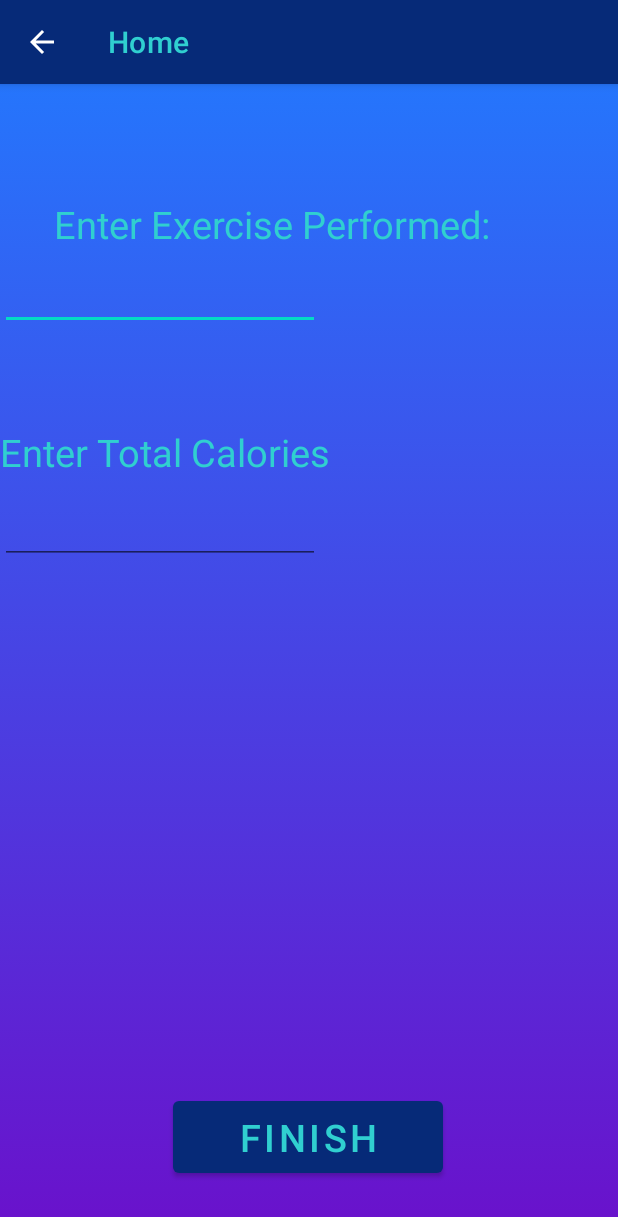
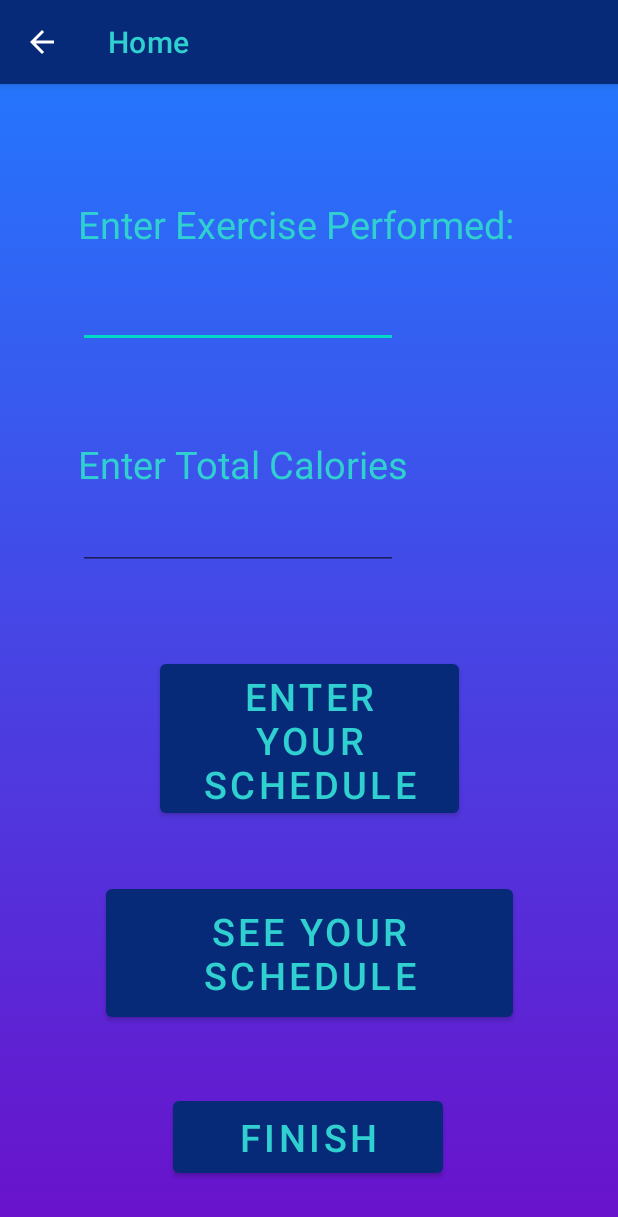
Before and after one commit to Shafi-Hassan/CalorieTracker, an Android app: the screen it shows after launch (Exercise), after a tap on an icon or button, on a phone screen of 412 x 824 dp. Shown: the top 1217 px of the screen. Run offline under Robolectric (Android 15) with nearby library versions, the phone set to English and light mode, and no system bars.

Commit message:
Implemented Schedule feature for assignment

```diff
--- /dev/null
+++ b/app/src/main/java/com/example/calorietracker/Calculate_Schedule.java
@@ -0,0 +1,33 @@
+package com.example.calorietracker;
+
+public class Calculate_Schedule {
+
+    private String Monday;
+    private String Tuesday;
+    private String Wednesday;
+    private String Thursday;
+    private String Friday;
+
+    public Calculate_Schedule() {
+        Monday = "";
+        Tuesday = "";
+        Wednesday = "";
+        Thursday = "";
+        Friday = "";
+    }
+
+    public String getMonday(){ return Monday;}
+    public String getTuesday(){ return Tuesday;}
+    public String getWednesday(){return Wednesday;}
+    public String getThursday(){return Thursday;}
+    public String getFriday(){return Friday;}
+
+
+    public void addMonday(String name){ Monday += name;}
+    public void addTuesday(String name){ Tuesday += name;}
+    public void addWednesday(String name){Wednesday +=  name;}
+    public void addThursday(String name){Thursday +=  name;}
+    public void addFriday(String name){Friday += name;}
+
+
+}
--- a/app/src/main/java/com/example/calorietracker/Exercise.java
+++ b/app/src/main/java/com/example/calorietracker/Exercise.java
@@ -12,9 +12,11 @@
     // add a part that will choose excercises
     // inputs calories
     // subtract this calorie amount from daily
+    protected static Calculate_Schedule scheduleIntake = new Calculate_Schedule();
 
     Button back;
     Button Schedule;
+    Button See_Schedule;
 
     @Override
     protected void onCreate(Bundle savedInstanceState) {
@@ -36,6 +38,14 @@
                 openScheduleActivity();
             }
         });
+
+        See_Schedule = findViewById(R.id.see_schedule);
+        See_Schedule.setOnClickListener(new View.OnClickListener() {
+            @Override
+            public void onClick(View view) {
+                openSee_ScheduleActivity();
+            }
+        });
     }
 
     private void goBack() {
@@ -54,4 +64,9 @@
         startActivity(intent);
     }
 
+    public void openSee_ScheduleActivity() {
+        Intent intent = new Intent(this, See_Schedule.class);
+        startActivity(intent);
+    }
+
 }
--- a/app/src/main/res/layout/exercise.xml
+++ b/app/src/main/res/layout/exercise.xml
@@ -7,11 +7,12 @@
     tools:context=".Exercise"
     android:background="@drawable/inputdata_g_b"
     >
+
     <TextView
         android:id="@+id/sport"
         android:layout_width="wrap_content"
         android:layout_height="wrap_content"
-        android:layout_marginStart="36dp"
+        android:layout_marginLeft="52dp"
         android:layout_marginTop="76dp"
         android:text="@string/exer"
         android:textColor="#30cfd0"
@@ -23,8 +24,8 @@
         android:id="@+id/enter_sport"
         android:layout_width="wrap_content"
         android:layout_height="wrap_content"
-        android:layout_marginEnd="36dp"
-        android:layout_marginTop="116dp"
+        android:layout_marginLeft="52dp"
+        android:layout_marginTop="128dp"
         android:ems="10"
         android:inputType="text"
         android:minHeight="48dp"
@@ -37,8 +38,8 @@
         android:id="@+id/total_calories"
         android:layout_width="wrap_content"
         android:layout_height="wrap_content"
-        android:layout_marginEnd="36dp"
-        android:layout_marginTop="228dp"
+        android:layout_marginLeft="52dp"
+        android:layout_marginTop="236dp"
         android:text="@string/Cals"
         android:textColor="#30cfd0"
         android:textSize="25sp"
@@ -49,8 +50,8 @@
         android:id="@+id/enter_calories"
         android:layout_width="wrap_content"
         android:layout_height="wrap_content"
-        android:layout_marginEnd="36dp"
-        android:layout_marginTop="272dp"
+        android:layout_marginLeft="52dp"
+        android:layout_marginTop="276dp"
         android:ems="10"
         android:inputType="number"
         android:minHeight="48dp"
@@ -58,6 +59,34 @@
         app:layout_constraintLeft_toLeftOf="parent"
         app:layout_constraintTop_toTopOf="parent"
         tools:ignore="SpeakableTextPresentCheck" />
+
+    <Button
+        android:id="@+id/schedule"
+        android:layout_width="199dp"
+        android:layout_height="111dp"
+        android:layout_marginBottom="276dp"
+        android:width="180dp"
+        android:height="60dp"
+        android:text="Enter your Schedule"
+        android:textColor="#30cfd0"
+        android:textSize="25sp"
+        app:layout_constraintBottom_toBottomOf="parent"
+        app:layout_constraintLeft_toLeftOf="parent"
+        app:layout_constraintRight_toRightOf="parent" />
+
+    <Button
+        android:id="@+id/see_schedule"
+        android:layout_width="271dp"
+        android:layout_height="97dp"
+        android:layout_marginBottom="140dp"
+        android:width="180dp"
+        android:height="60dp"
+        android:text="See Your Schedule"
+        android:textColor="#30cfd0"
+        android:textSize="25sp"
+        app:layout_constraintBottom_toBottomOf="parent"
+        app:layout_constraintLeft_toLeftOf="parent"
+        app:layout_constraintRight_toRightOf="parent" />
 
     <Button
         android:id="@+id/finish"
```
Also changed, not shown: app/src/main/java/com/example/calorietracker/Schedule.java (+59 -1 lines), app/src/main/java/com/example/calorietracker/See_Schedule.java (+52 -1 lines), app/src/main/res/layout/schedule.xml (added, +167 -0 lines), app/src/main/res/layout/see_schedule.xml (added, +100 -0 lines).
